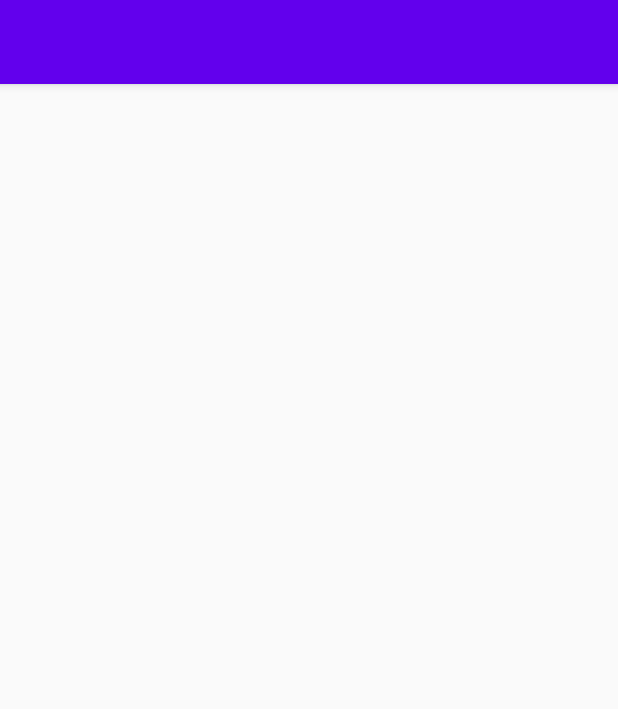
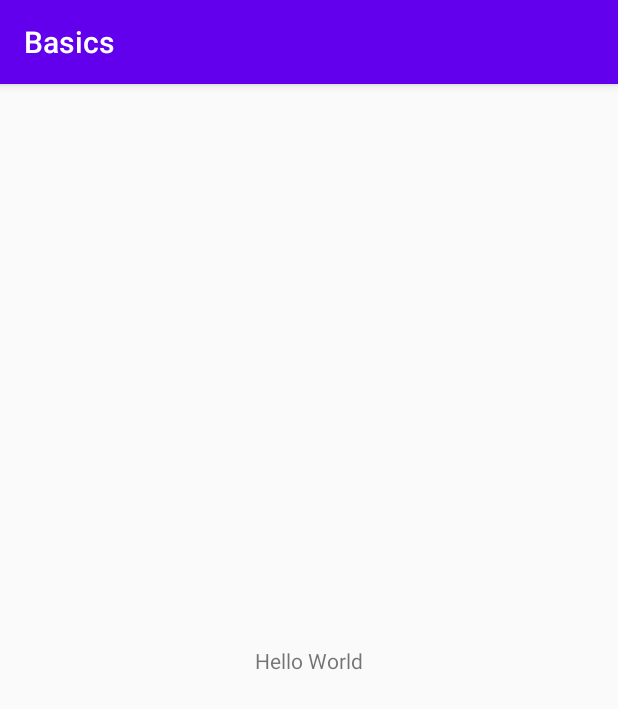
Before and after one commit to abdulwaseybutt/android-basics, an Android app: the screen it shows after launch (MainActivity), on a phone screen of 412 x 824 dp. Shown: the top 709 px of the screen. Run offline under Robolectric (Android 15) with nearby library versions, the phone set to English and light mode, and no system bars.

```diff
--- a/app/src/main/res/layout/activity_main.xml
+++ b/app/src/main/res/layout/activity_main.xml
@@ -6,13 +6,13 @@
     android:layout_height="match_parent"
     tools:context=".MainActivity">
 
-<!--    <TextView-->
-<!--        android:layout_width="wrap_content"-->
-<!--        android:layout_height="wrap_content"-->
-<!--        android:text="Hello World!"-->
-<!--        app:layout_constraintBottom_toBottomOf="parent"-->
-<!--        app:layout_constraintLeft_toLeftOf="parent"-->
-<!--        app:layout_constraintRight_toRightOf="parent"-->
-<!--        app:layout_constraintTop_toTopOf="parent" />-->
+    <TextView
+        android:layout_width="wrap_content"
+        android:layout_height="wrap_content"
+        android:text="@string/hello"
+        app:layout_constraintBottom_toBottomOf="parent"
+        app:layout_constraintLeft_toLeftOf="parent"
+        app:layout_constraintRight_toRightOf="parent"
+        app:layout_constraintTop_toTopOf="parent" />
 
 </androidx.constraintlayout.widget.ConstraintLayout>
--- a/app/src/main/res/values/strings.xml
+++ b/app/src/main/res/values/strings.xml
@@ -1,3 +1,4 @@
 <resources>
-    <string name="app_name"></string>
+    <string name="app_name">Basics</string>
+    <string name="hello">Hello World</string>
 </resources>
```
Also changed, not shown: 1 other file.
